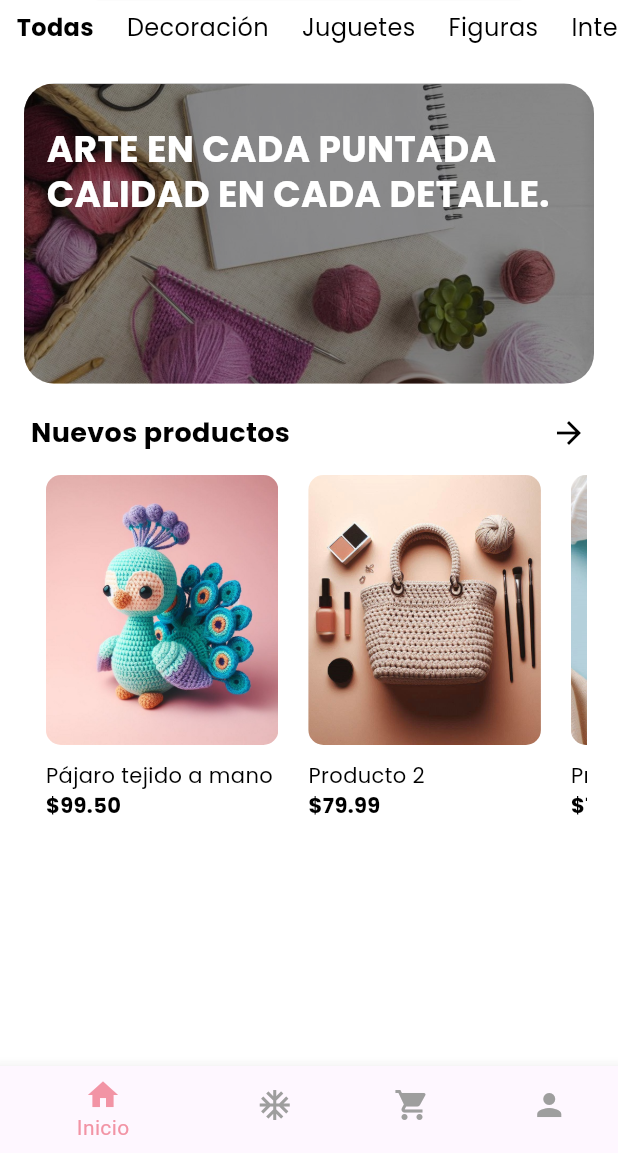
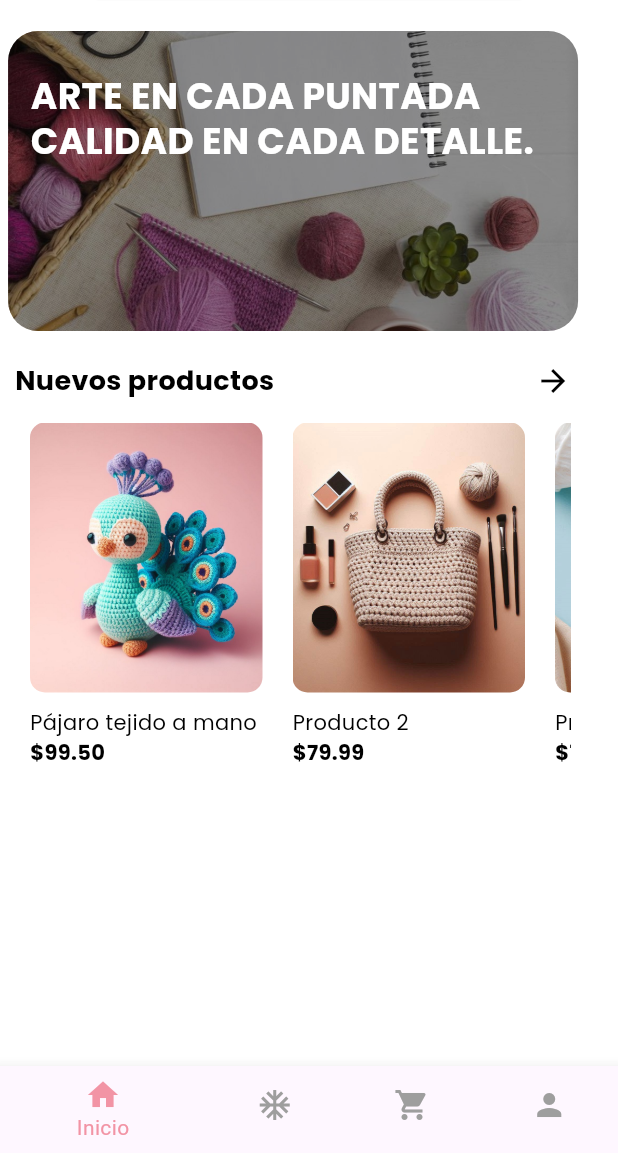
Before and after one commit to MigueDeep/huicrochet-mobile, a Flutter app: the Navigation screen opened by its route, on a phone screen of 412 x 824 dp, the part 83-1236 px from its top. Run offline on Flutter 3.47's test engine with Material 3 defaults, Android fonts, the phone set to English and light mode, and no system bars; our stand-ins replace image_picker.

Commit message:
[change]

```diff
--- a/lib/modules/home/home_screen.dart
+++ b/lib/modules/home/home_screen.dart
@@ -60,18 +60,6 @@
       backgroundColor: Colors.white,
       body: SingleChildScrollView(
           child: Column(children: [
-        SingleChildScrollView(
-          scrollDirection: Axis.horizontal,
-          child: Row(
-            children: [
-              categoryMenu('Todas'),
-              categoryMenu('Decoración'),
-              categoryMenu('Juguetes'),
-              categoryMenu('Figuras'),
-              categoryMenu('Interiores'),
-            ],
-          ),
-        ),
         Padding(
           padding: const EdgeInsets.only(top: 20),
           child: Stack(
@@ -152,8 +140,6 @@
             ),
           ),
         ),
-
-
         SizedBox(height: 10),
         SizedBox(
           width: MediaQuery.of(context).size.width * 0.9,
--- a/lib/modules/navigation/navigation.dart
+++ b/lib/modules/navigation/navigation.dart
@@ -1,5 +1,6 @@
 import 'package:flutter/material.dart';
 import 'package:huicrochet_mobile/modules/home/home_screen.dart';
+import 'package:huicrochet_mobile/modules/product/products_screen.dart';
 import 'package:huicrochet_mobile/modules/profile/adresses_screen.dart';
 import 'package:huicrochet_mobile/modules/profile/orders_screen.dart';
 import 'package:huicrochet_mobile/modules/profile/profile_screen.dart';
@@ -16,7 +17,7 @@
 
   static const List<Widget> _widgetOptions = <Widget>[
     HomeScreen(),
-    AddressesScreen(),
+    ProductsScreen(),
     OrdersScreen(),
     ProfileScreen()
   ];
```
Lines whose indentation alone changed are shown as unchanged.
